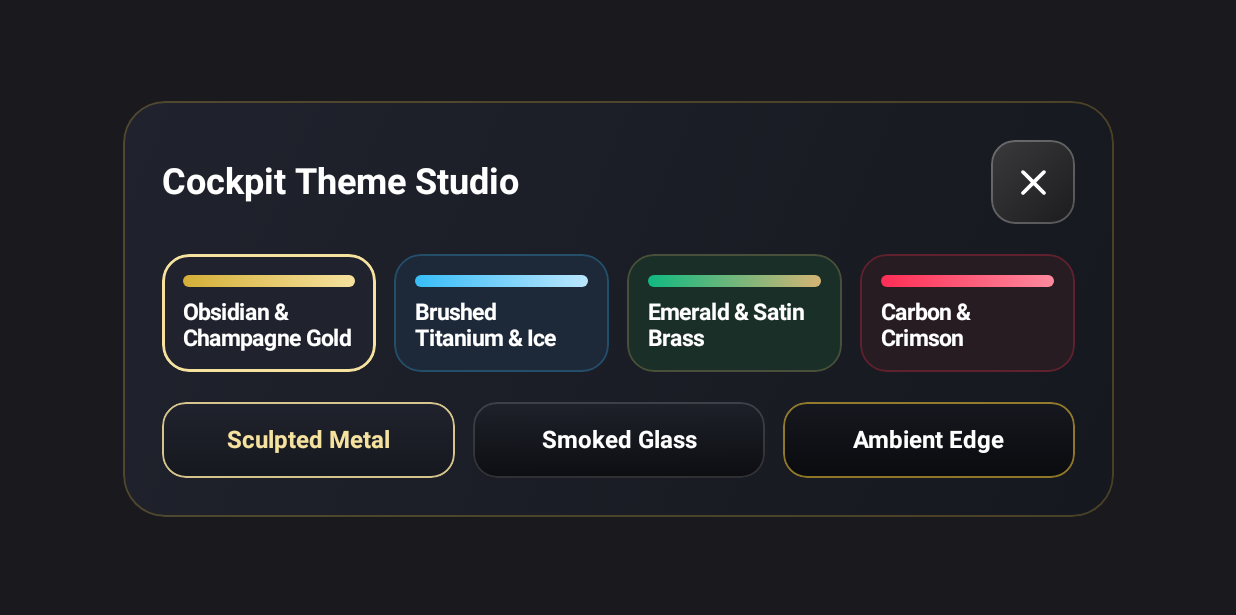
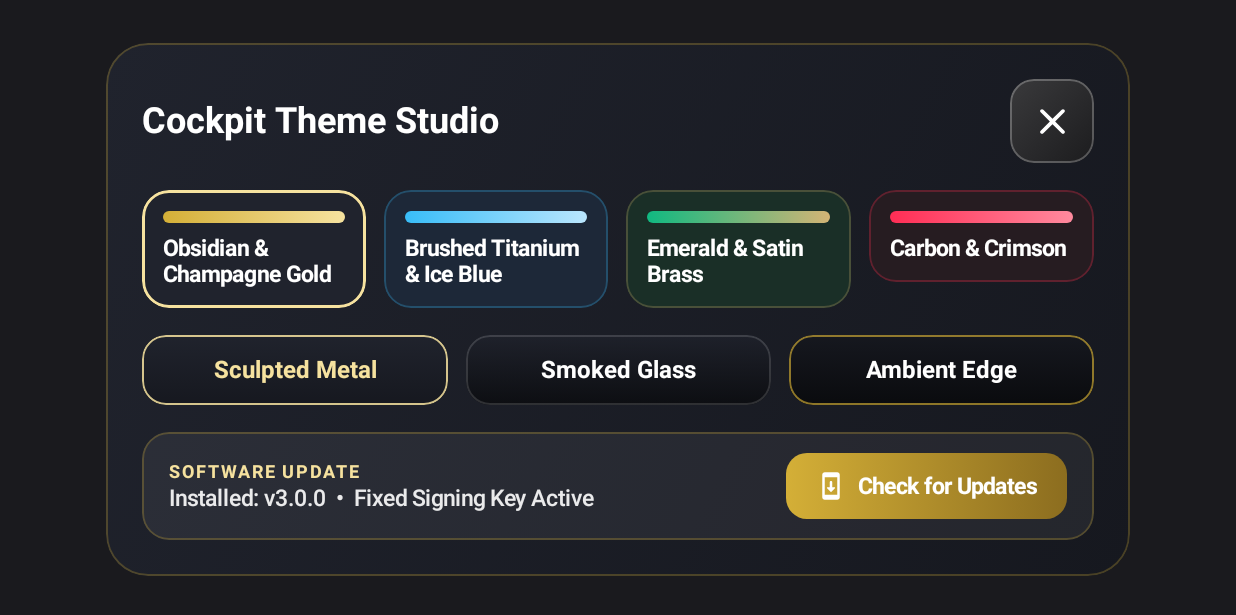
Before and after one commit to pronaxbg-ctrl/U5LuxuryLauncher, an Android app built with Jetpack Compose: the composable ThemeStudioOverlay shown on its own in the app's theme, on a phone screen of 824 x 412 dp (held sideways). Shown: the top 615 px of the screen. Run offline under Robolectric (Android 15) with nearby library versions, the phone set to English and light mode, and no system bars.

Commit message:
v3 fixed signing key and 1-tap in-app updater

```diff
--- a/app/src/main/java/com/u5/carlauncher/MainActivity.kt
+++ b/app/src/main/java/com/u5/carlauncher/MainActivity.kt
@@ -51,6 +51,7 @@ import androidx.core.view.WindowCompat
 import androidx.core.view.WindowInsetsCompat
 import androidx.core.view.WindowInsetsControllerCompat
 import kotlinx.coroutines.delay
+import kotlinx.coroutines.launch
 import java.text.SimpleDateFormat
 import java.util.*
 
@@ -101,7 +102,6 @@ fun U5LuxuryCockpit() {
     val mediaState by MediaRepository.state.collectAsState()
     var currentTime by remember { mutableStateOf("18:10") }
 
-    // Live 1-second clock + media progress poll
     LaunchedEffect(Unit) {
         val timeFmt = SimpleDateFormat("HH:mm", Locale.getDefault())
         while (true) {
@@ -157,7 +157,6 @@ fun U5LuxuryCockpit() {
                     .fillMaxHeight(),
                 verticalArrangement = Arrangement.spacedBy(12.dp)
             ) {
-                // Top-Right: Samsung One UI / Uploaded Screenshot Style Music Card
                 OneUiStyleMusicCard(
                     mediaState = mediaState,
                     theme = theme,
@@ -182,7 +181,6 @@ fun U5LuxuryCockpit() {
                     }
                 )
 
-                // Bottom-Right Row 1: CarPlay-style Spotify & YT Music
                 Row(
                     modifier = Modifier
                         .fillMaxWidth()
@@ -209,7 +207,6 @@ fun U5LuxuryCockpit() {
                     )
                 }
 
-                // Bottom-Right Row 2: CarPlay-style Messages & Settings
                 Row(
                     modifier = Modifier
                         .fillMaxWidth()
@@ -238,7 +235,6 @@ fun U5LuxuryCockpit() {
             }
         }
 
-        // OVERLAY: ALL APPS DRAWER
         if (showAppDrawer) {
             AllAppsLuxuryOverlay(
                 apps = installedApps,
@@ -252,7 +248,6 @@ fun U5LuxuryCockpit() {
             )
         }
 
-        // OVERLAY: THEME STUDIO
         if (showThemeModal) {
             ThemeStudioOverlay(
                 currentTheme = theme,
@@ -291,7 +286,6 @@ fun CarPlayLuxuryDock(
         horizontalAlignment = Alignment.CenterHorizontally,
         verticalArrangement = Arrangement.SpaceBetween
     ) {
-        // Crisp CarPlay Clock
         Column(horizontalAlignment = Alignment.CenterHorizontally) {
             Text(
                 text = time,
@@ -310,7 +304,6 @@ fun CarPlayLuxuryDock(
             )
         }
 
-        // CarPlay Rounded-Square App Icons
         Column(
             verticalArrangement = Arrangement.spacedBy(12.dp),
             horizontalAlignment = Alignment.CenterHorizontally
@@ -337,7 +330,6 @@ fun CarPlayLuxuryDock(
             )
         }
 
-        // Theme Switcher
         CarPlayDockBadge(
             icon = Icons.Rounded.Palette,
             gradient = listOf(theme.accent, theme.accentSecondary),
@@ -383,7 +375,6 @@ fun EmbeddedNavigationMapCard(
             .luxuryCardSurface(theme, finish, cornerRadius = 28.dp)
             .clip(RoundedCornerShape(28.dp))
     ) {
-        // Interactive Dark-Mode Map WebView (pan/zoom directly inside the launcher)
         AndroidView(
             modifier = Modifier.fillMaxSize(),
             factory = { ctx ->
@@ -412,7 +403,6 @@ fun EmbeddedNavigationMapCard(
             }
         )
 
-        // Top Floating CarPlay-style Navigation Pill
         Row(
             modifier = Modifier
                 .align(Alignment.TopStart)
@@ -445,7 +435,6 @@ fun EmbeddedNavigationMapCard(
                 )
             }
 
-            // Fullscreen Google Maps Launch Button
             Row(
                 modifier = Modifier
                     .clip(RoundedCornerShape(20.dp))
@@ -497,7 +486,6 @@ fun OneUiStyleMusicCard(
             .background(Color(0xFF141214))
             .border(1.dp, Color.White.copy(alpha = 0.16f), RoundedCornerShape(28.dp))
     ) {
-        // Full-bleed Album Art Background (matching uploaded Samsung widget)
         if (mediaState.albumArt != null) {
             Image(
                 bitmap = mediaState.albumArt.asImageBitmap(),
@@ -507,7 +495,6 @@ fun OneUiStyleMusicCard(
             )
         }
 
-        // Smooth dark cinematic gradient overlay for high legibility
         Box(
             modifier = Modifier
                 .fillMaxSize()
@@ -528,7 +515,6 @@ fun OneUiStyleMusicCard(
                 .padding(horizontal = 20.dp, vertical = 14.dp),
             verticalArrangement = Arrangement.SpaceBetween
         ) {
-            // Top Row: Device/App Name + Audio Output Icon (or Live Sync Prompt)
             Row(
                 modifier = Modifier.fillMaxWidth(),
                 horizontalArrangement = Arrangement.SpaceBetween,
@@ -571,7 +557,6 @@ fun OneUiStyleMusicCard(
                 }
             }
 
-            // Center Row: Play Badge + "Title • Artist"
             Row(
                 modifier = Modifier
                     .fillMaxWidth()
@@ -596,7 +581,6 @@ fun OneUiStyleMusicCard(
                 )
             }
 
-            // Glowing One UI Wave Progress Bar + Timestamps
             Column(modifier = Modifier.fillMaxWidth()) {
                 OneUiWaveProgressBar(
                     progress = progress,
@@ -627,7 +611,6 @@ fun OneUiStyleMusicCard(
                 }
             }
 
-            // Bottom Row: Frosted Circular Transport Controls (matching uploaded widget)
             Row(
                 modifier = Modifier.fillMaxWidth(),
                 horizontalArrangement = Arrangement.SpaceEvenly,
@@ -719,7 +702,6 @@ fun CarPlayAppTile(
         verticalAlignment = Alignment.CenterVertically,
         horizontalArrangement = Arrangement.spacedBy(16.dp)
     ) {
-        // Glossy iOS/CarPlay Rounded-Square Icon Badge
         Box(
             modifier = Modifier
                 .size(56.dp)
@@ -828,19 +810,25 @@ fun ThemeStudioOverlay(
     onSelectFinish: (ButtonFinish) -> Unit,
     onClose: () -> Unit
 ) {
+    val context = LocalContext.current
+    val scope = rememberCoroutineScope()
+    val installedVersion = remember { LauncherUpdater.getCurrentVersionName(context) }
+    var updateStatus by remember { mutableStateOf("Installed: v$installedVersion  •  Fixed Signing Key Active") }
+    var isUpdating by remember { mutableStateOf(false) }
+
     Box(
         modifier = Modifier
             .fillMaxSize()
             .background(Color(0xEB07080B))
-            .padding(28.dp),
+            .padding(24.dp),
         contentAlignment = Alignment.Center
     ) {
         Column(
             modifier = Modifier
-                .fillMaxWidth(0.86f)
+                .fillMaxWidth(0.88f)
                 .luxuryCardSurface(currentTheme, currentFinish, cornerRadius = 28.dp)
-                .padding(26.dp),
-            verticalArrangement = Arrangement.spacedBy(20.dp)
+                .padding(24.dp),
+            verticalArrangement = Arrangement.spacedBy(18.dp)
         ) {
             Row(
                 modifier = Modifier.fillMaxWidth(),
@@ -909,7 +897,7 @@ fun ThemeStudioOverlay(
                             .weight(1f)
                             .luxuryButtonSurface(currentTheme, f, cornerRadius = 16.dp, highlighted = selected)
                             .clickable { onSelectFinish(f) }
-                            .padding(vertical = 16.dp),
+                            .padding(vertical = 14.dp),
                         contentAlignment = Alignment.Center
                     ) {
                         Text(
@@ -919,6 +907,74 @@ fun ThemeStudioOverlay(
                             fontWeight = FontWeight.Bold
                         )
                     }
+                }
+            }
+
+            // 1-Tap Built-In OTA Updater Bar
+            Row(
+                modifier = Modifier
+                    .fillMaxWidth()
+                    .clip(RoundedCornerShape(18.dp))
+                    .background(Color.White.copy(alpha = 0.06f))
+                    .border(1.dp, currentTheme.border, RoundedCornerShape(18.dp))
+                    .padding(horizontal = 18.dp, vertical = 14.dp),
+                horizontalArrangement = Arrangement.SpaceBetween,
+                verticalAlignment = Alignment.CenterVertically
+            ) {
+                Column(modifier = Modifier.weight(1f)) {
+                    Text(
+                        text = "SOFTWARE UPDATE",
+                        color = currentTheme.accentGlow,
+                        fontSize = 12.sp,
+                        fontWeight = FontWeight.Bold,
+                        letterSpacing = 1.2.sp
+                    )
+                    Spacer(modifier = Modifier.height(2.dp))
+                    Text(
+                        text = updateStatus,
+                        color = Color.White.copy(alpha = 0.9f),
+                        fontSize = 15.sp,
+                        fontWeight = FontWeight.Medium,
+                        maxLines = 2,
+                        overflow = TextOverflow.Ellipsis
+                    )
+                }
+
+                Spacer(modifier = Modifier.width(16.dp))
+
+                Row(
+                    modifier = Modifier
+                        .clip(RoundedCornerShape(14.dp))
+                        .background(
+                            Brush.horizontalGradient(
+                                listOf(currentTheme.accent, currentTheme.accentSecondary)
+                            )
+                        )
+                        .clickable(enabled = !isUpdating) {
+                            isUpdating = true
+                            scope.launch {
+                                LauncherUpdater.checkAndInstallUpdate(context) { status ->
+                                    updateStatus = status
+                                }
+                                isUpdating = false
+                            }
+                        }
+                        .padding(horizontal = 20.dp, vertical = 12.dp),
+                    verticalAlignment = Alignment.CenterVertically,
+                    horizontalArrangement = Arrangement.spacedBy(8.dp)
+                ) {
+                    Icon(
+                        imageVector = Icons.Rounded.SystemUpdate,
+                        contentDescription = "Check for Updates",
+                        tint = Color.White,
+                        modifier = Modifier.size(20.dp)
+                    )
+                    Text(
+                        text = if (isUpdating) "Updating..." else "Check for Updates",
+                        color = Color.White,
+                        fontSize = 15.sp,
+                        fontWeight = FontWeight.Bold
+                    )
                 }
             }
         }
--- /dev/null
+++ b/app/src/main/res/xml/file_paths.xml
@@ -0,0 +1,5 @@
+<?xml version="1.0" encoding="utf-8"?>
+<paths>
+    <cache-path name="updates" path="." />
+    <external-cache-path name="external_updates" path="." />
+</paths>
```
Also changed, not shown: app/build.gradle.kts (+16 -2 lines), app/src/main/AndroidManifest.xml (+11 -0 lines), app/src/main/java/com/u5/carlauncher/LauncherUpdater.kt (added, +165 -0 lines), app/src/main/java/com/u5/carlauncher/SamsungMusicVisualizer.kt (+0 -9 lines), 3 other files.
